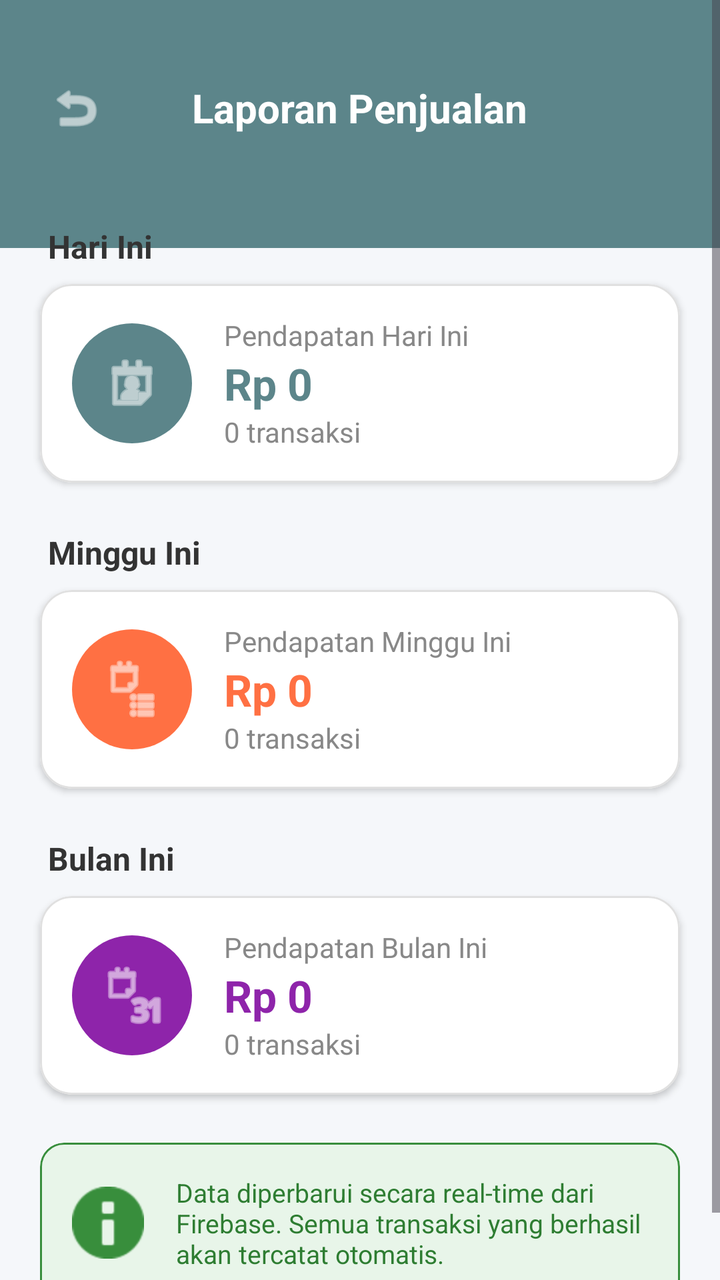
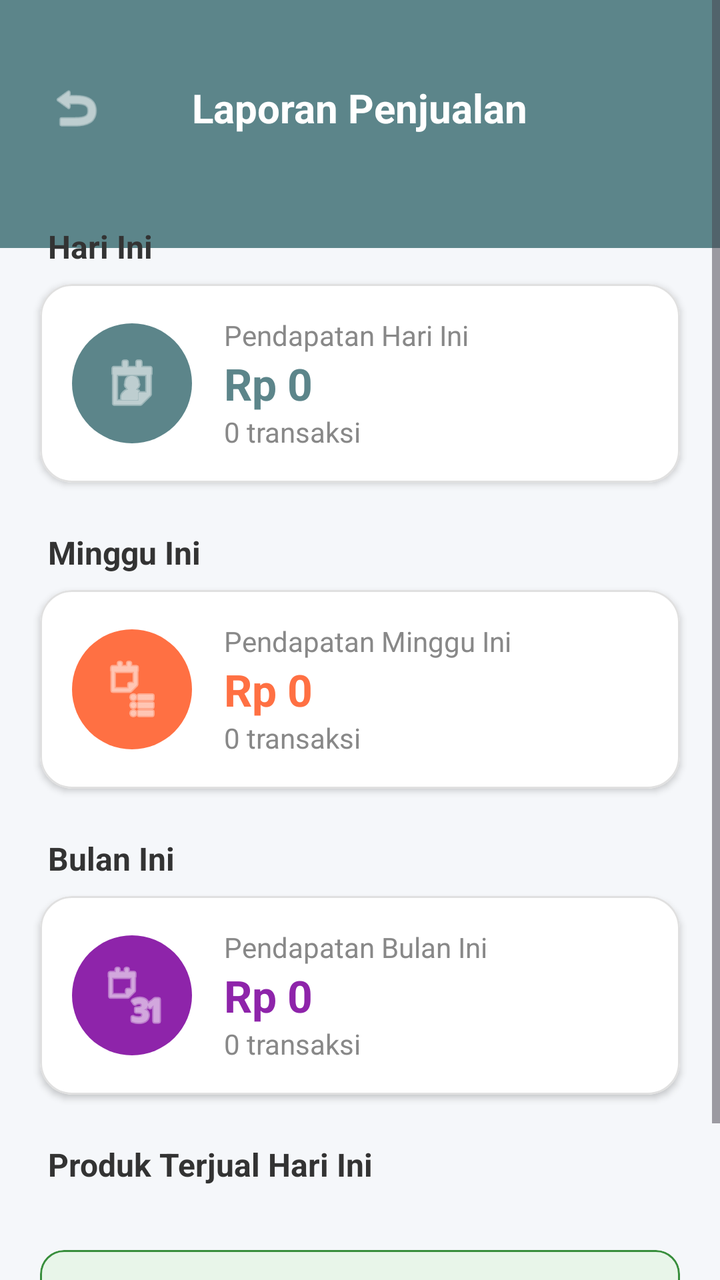

Two renders of the same Android screen: before a commit and after it. Below are the layout's source before the change and the commit's diff.
<!-- AndroidManifest.xml: application theme Theme.Penjualannya_adit -->
<!-- res/layout/activity_laporan.xml -->
<?xml version="1.0" encoding="utf-8"?>
<ScrollView xmlns:android="http://schemas.android.com/apk/res/android"
    xmlns:app="http://schemas.android.com/apk/res-auto"
    xmlns:tools="http://schemas.android.com/tools"
    android:layout_width="match_parent"
    android:layout_height="match_parent"
    android:background="#F5F7FA"
    android:fillViewport="true"
    tools:context="com.adit.penjualannya_adit.LaporanActivity">

    <androidx.constraintlayout.widget.ConstraintLayout
        android:layout_width="match_parent"
        android:layout_height="wrap_content"
        android:paddingBottom="24dp">

        
        <LinearLayout
            android:id="@+id/headerLayout"
            android:layout_width="match_parent"
            android:layout_height="wrap_content"
            android:orientation="vertical"
            android:padding="24dp"
            android:background="#5C858A"
            app:layout_constraintTop_toTopOf="parent">
            
            <RelativeLayout
                android:layout_width="match_parent"
                android:layout_height="wrap_content"
                android:layout_marginTop="16dp"
                android:layout_marginBottom="32dp">
                <ImageView
                    android:id="@+id/ivBack"
                    android:layout_width="28dp"
                    android:layout_height="28dp"
                    android:layout_centerVertical="true"
                    android:src="@android:drawable/ic_menu_revert"
                    app:tint="@color/white" />
                <TextView
                    android:layout_width="wrap_content"
                    android:layout_height="wrap_content"
                    android:layout_centerInParent="true"
                    android:text="Laporan Penjualan"
                    android:textColor="@color/white"
                    android:textSize="20sp"
                    android:textStyle="bold" />
            </RelativeLayout>
        </LinearLayout>

        
        <TextView
            android:id="@+id/tvHariIni"
            android:layout_width="wrap_content"
            android:layout_height="wrap_content"
            android:text="Hari Ini"
            android:textStyle="bold"
            android:textColor="#333333"
            android:textSize="16sp"
            android:layout_marginStart="24dp"
            android:layout_marginTop="-12dp"
            android:elevation="6dp"
            app:layout_constraintTop_toBottomOf="@id/headerLayout"
            app:layout_constraintStart_toStartOf="parent"/>
            
        <com.google.android.material.card.MaterialCardView
            android:id="@+id/cardHariIni"
            android:layout_width="match_parent"
            android:layout_height="wrap_content"
            android:layout_marginHorizontal="20dp"
            android:layout_marginTop="8dp"
            app:cardCornerRadius="16dp"
            app:cardElevation="2dp"
            app:strokeWidth="1dp"
            app:strokeColor="#E0E0E0"
            app:cardBackgroundColor="@color/white"
            app:layout_constraintTop_toBottomOf="@id/tvHariIni">
            
            <LinearLayout
                android:layout_width="match_parent"
                android:layout_height="wrap_content"
                android:padding="16dp"
                android:gravity="center_vertical"
                android:orientation="horizontal">
                
                
                <FrameLayout
                    android:layout_width="60dp"
                    android:layout_height="60dp"
                    android:background="@drawable/circle_bg"
                    android:backgroundTint="#5C858A">
                    <ImageView
                        android:layout_width="32dp"
                        android:layout_height="32dp"
                        android:layout_gravity="center"
                        android:src="@android:drawable/ic_menu_my_calendar"
                        app:tint="@color/white"/>
                </FrameLayout>
                
                <LinearLayout
                    android:layout_width="wrap_content"
                    android:layout_height="wrap_content"
                    android:layout_marginStart="16dp"
                    android:orientation="vertical">
                    <TextView
                        android:layout_width="wrap_content"
                        android:layout_height="wrap_content"
                        android:text="Pendapatan Hari Ini"
                        android:textColor="#888888"
                        android:textSize="14sp" />
                    <TextView
                        android:id="@+id/tvPendapatanHariIni"
                        android:layout_width="wrap_content"
                        android:layout_height="wrap_content"
                        android:text="Rp 0"
                        android:textColor="#5C858A"
                        android:textSize="22sp"
                        android:textStyle="bold" />
                    <TextView
                        android:id="@+id/tvTransaksiHariIni"
                        android:layout_width="wrap_content"
                        android:layout_height="wrap_content"
                        android:text="0 transaksi"
                        android:textColor="#888888"
                        android:textSize="14sp" />
                </LinearLayout>
            </LinearLayout>
        </com.google.android.material.card.MaterialCardView>

        
        <TextView
            android:id="@+id/tvMingguIni"
            android:layout_width="wrap_content"
            android:layout_height="wrap_content"
            android:text="Minggu Ini"
            android:textStyle="bold"
            android:textColor="#333333"
            android:textSize="16sp"
            android:layout_marginStart="24dp"
            android:layout_marginTop="24dp"
            app:layout_constraintTop_toBottomOf="@id/cardHariIni"
            app:layout_constraintStart_toStartOf="parent"/>
            
        <com.google.android.material.card.MaterialCardView
            android:id="@+id/cardMingguIni"
            android:layout_width="match_parent"
            android:layout_height="wrap_content"
            android:layout_marginHorizontal="20dp"
            android:layout_marginTop="8dp"
            app:cardCornerRadius="16dp"
            app:cardElevation="2dp"
            app:strokeWidth="1dp"
            app:strokeColor="#E0E0E0"
            app:cardBackgroundColor="@color/white"
            app:layout_constraintTop_toBottomOf="@id/tvMingguIni">
            
            <LinearLayout
                android:layout_width="match_parent"
                android:layout_height="wrap_content"
                android:padding="16dp"
                android:gravity="center_vertical"
                android:orientation="horizontal">
                
                <FrameLayout
                    android:layout_width="60dp"
                    android:layout_height="60dp"
                    android:background="@drawable/circle_bg"
                    android:backgroundTint="#FF7043">
                    <ImageView
                        android:layout_width="32dp"
                        android:layout_height="32dp"
                        android:layout_gravity="center"
                        android:src="@android:drawable/ic_menu_agenda"
                        app:tint="@color/white"/>
                </FrameLayout>
                
                <LinearLayout
                    android:layout_width="wrap_content"
                    android:layout_height="wrap_content"
                    android:layout_marginStart="16dp"
                    android:orientation="vertical">
                    <TextView
                        android:layout_width="wrap_content"
                        android:layout_height="wrap_content"
                        android:text="Pendapatan Minggu Ini"
                        android:textColor="#888888"
                        android:textSize="14sp" />
                    <TextView
                        android:id="@+id/tvPendapatanMingguIni"
                        android:layout_width="wrap_content"
                        android:layout_height="wrap_content"
                        android:text="Rp 0"
                        android:textColor="#FF7043"
                        android:textSize="22sp"
                        android:textStyle="bold" />
                    <TextView
                        android:id="@+id/tvTransaksiMingguIni"
                        android:layout_width="wrap_content"
                        android:layout_height="wrap_content"
                        android:text="0 transaksi"
                        android:textColor="#888888"
                        android:textSize="14sp" />
                </LinearLayout>
            </LinearLayout>
        </com.google.android.material.card.MaterialCardView>

        
        <TextView
            android:id="@+id/tvBulanIni"
            android:layout_width="wrap_content"
            android:layout_height="wrap_content"
            android:text="Bulan Ini"
            android:textStyle="bold"
            android:textColor="#333333"
            android:textSize="16sp"
            android:layout_marginStart="24dp"
            android:layout_marginTop="24dp"
            app:layout_constraintTop_toBottomOf="@id/cardMingguIni"
            app:layout_constraintStart_toStartOf="parent"/>
            
        <com.google.android.material.card.MaterialCardView
            android:id="@+id/cardBulanIni"
            android:layout_width="match_parent"
            android:layout_height="wrap_content"
            android:layout_marginHorizontal="20dp"
            android:layout_marginTop="8dp"
            app:cardCornerRadius="16dp"
            app:cardElevation="2dp"
            app:strokeWidth="1dp"
            app:strokeColor="#E0E0E0"
            app:cardBackgroundColor="@color/white"
            app:layout_constraintTop_toBottomOf="@id/tvBulanIni">
            
            <LinearLayout
                android:layout_width="match_parent"
                android:layout_height="wrap_content"
                android:padding="16dp"
                android:gravity="center_vertical"
                android:orientation="horizontal">
                
                <FrameLayout
                    android:layout_width="60dp"
                    android:layout_height="60dp"
                    android:background="@drawable/circle_bg"
                    android:backgroundTint="#8E24AA">
                    <ImageView
                        android:layout_width="32dp"
                        android:layout_height="32dp"
                        android:layout_gravity="center"
                        android:src="@android:drawable/ic_menu_month"
                        app:tint="@color/white"/>
                </FrameLayout>
                
                <LinearLayout
                    android:layout_width="wrap_content"
                    android:layout_height="wrap_content"
                    android:layout_marginStart="16dp"
                    android:orientation="vertical">
                    <TextView
                        android:layout_width="wrap_content"
                        android:layout_height="wrap_content"
                        android:text="Pendapatan Bulan Ini"
                        android:textColor="#888888"
                        android:textSize="14sp" />
                    <TextView
                        android:id="@+id/tvPendapatanBulanIni"
                        android:layout_width="wrap_content"
                        android:layout_height="wrap_content"
                        android:text="Rp 0"
                        android:textColor="#8E24AA"
                        android:textSize="22sp"
                        android:textStyle="bold" />
                    <TextView
                        android:id="@+id/tvTransaksiBulanIni"
                        android:layout_width="wrap_content"
                        android:layout_height="wrap_content"
                        android:text="0 transaksi"
                        android:textColor="#888888"
                        android:textSize="14sp" />
                </LinearLayout>
            </LinearLayout>
        </com.google.android.material.card.MaterialCardView>

        
        <com.google.android.material.card.MaterialCardView
            android:layout_width="match_parent"
            android:layout_height="wrap_content"
            android:layout_marginHorizontal="20dp"
            android:layout_marginTop="24dp"
            app:cardCornerRadius="12dp"
            app:cardElevation="0dp"
            app:strokeWidth="1dp"
            app:strokeColor="#388E3C"
            app:cardBackgroundColor="#E8F5E9"
            app:layout_constraintTop_toBottomOf="@id/cardBulanIni">
            
            <LinearLayout
                android:layout_width="match_parent"
                android:layout_height="wrap_content"
                android:padding="16dp"
                android:gravity="center_vertical"
                android:orientation="horizontal">
                
                <ImageView
                    android:layout_width="36dp"
                    android:layout_height="36dp"
                    android:src="@android:drawable/ic_dialog_info"
                    app:tint="#388E3C"/>
                    
                <TextView
                    android:layout_width="match_parent"
                    android:layout_height="wrap_content"
                    android:layout_marginStart="16dp"
                    android:text="Data diperbarui secara real-time dari Firebase. Semua transaksi yang berhasil akan tercatat otomatis."
                    android:textColor="#2E7D32"
                    android:textSize="13sp" />
            </LinearLayout>
        </com.google.android.material.card.MaterialCardView>

    </androidx.constraintlayout.widget.ConstraintLayout>
</ScrollView>
<!-- resources referenced by this layout -->
<resources>
  <color name="white">#FFFFFFFF</color>
  <!-- drawable circle_bg (drawable) -->
  <?xml version="1.0" encoding="utf-8"?>
  <shape xmlns:android="http://schemas.android.com/apk/res/android"
      android:shape="oval">
      <solid android:color="@color/primary_brand" />
  </shape>
  <style name="Theme.Penjualannya_adit" parent="Base.Theme.Penjualannya_adit" />
  <color name="primary_brand">#588A96</color>
  <style name="Base.Theme.Penjualannya_adit" parent="Theme.Material3.DayNight.NoActionBar">
          <item name="colorPrimary">@color/primary_brand</item>
          <item name="android:statusBarColor">@color/primary_brand</item>
          <item name="android:windowBackground">@color/background_light</item>
      </style>
  <color name="background_light">#FDF6E3</color>
</resources>

<!-- the commit's change to res/layout/activity_laporan.xml (unified diff, before → after) -->
@@ -280,6 +280,30 @@
         </com.google.android.material.card.MaterialCardView>
 
         
+        <TextView
+            android:id="@+id/tvProdukTerjual"
+            android:layout_width="wrap_content"
+            android:layout_height="wrap_content"
+            android:text="Produk Terjual Hari Ini"
+            android:textStyle="bold"
+            android:textColor="#333333"
+            android:textSize="16sp"
+            android:layout_marginStart="24dp"
+            android:layout_marginTop="24dp"
+            app:layout_constraintTop_toBottomOf="@id/cardBulanIni"
+            app:layout_constraintStart_toStartOf="parent"/>
+
+        <androidx.recyclerview.widget.RecyclerView
+            android:id="@+id/rvProdukTerjual"
+            android:layout_width="match_parent"
+            android:layout_height="wrap_content"
+            android:layout_marginHorizontal="20dp"
+            android:layout_marginTop="8dp"
+            android:nestedScrollingEnabled="false"
+            app:layoutManager="androidx.recyclerview.widget.LinearLayoutManager"
+            app:layout_constraintTop_toBottomOf="@id/tvProdukTerjual" />
+
+        
         <com.google.android.material.card.MaterialCardView
             android:layout_width="match_parent"
             android:layout_height="wrap_content"
@@ -290,7 +314,7 @@
             app:strokeWidth="1dp"
             app:strokeColor="#388E3C"
             app:cardBackgroundColor="#E8F5E9"
-            app:layout_constraintTop_toBottomOf="@id/cardBulanIni">
+            app:layout_constraintTop_toBottomOf="@id/rvProdukTerjual">
             
             <LinearLayout
                 android:layout_width="match_parent"
